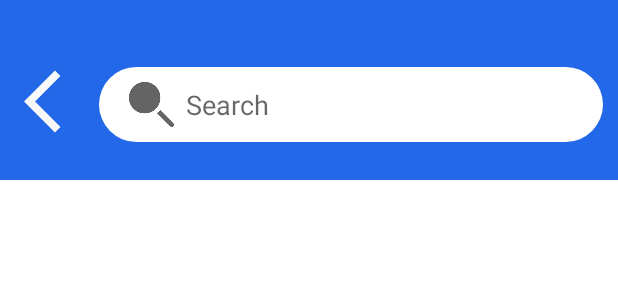
After one commit to bes01/android-final-messenger-app, an Android app: the layout activity_search.xml on its own in the app's theme, with its tools: preview values and no code run, on a phone screen of 412 x 824 dp. The commit adds this screen. Shown: the top 300 px of the screen. Run offline under Robolectric (Android 15) with nearby library versions, the phone set to English and light mode, and no system bars.

Commit message:
user search

```diff
--- a/app/build.gradle
+++ b/app/build.gradle
@@ -50,4 +50,6 @@ dependencies {
     implementation 'com.google.firebase:firebase-auth-ktx'
     implementation 'com.google.firebase:firebase-database-ktx'
     implementation 'com.google.firebase:firebase-storage-ktx'
+
+    implementation 'com.jakewharton.rxbinding:rxbinding:0.4.0'
 }
--- a/app/src/main/AndroidManifest.xml
+++ b/app/src/main/AndroidManifest.xml
@@ -9,7 +9,10 @@
         android:roundIcon="@mipmap/chat_image_foreground"
         android:supportsRtl="true"
         android:theme="@style/Theme.MessengerApp">
-        <activity android:name=".view.MessageListActivity"></activity>
+        <activity
+            android:name=".view.SearchActivity"
+            android:exported="true" />
+        <activity android:name=".view.MessageListActivity" />
         <activity android:name=".view.AuthorizationActivity">
             <intent-filter>
                 <action android:name="android.intent.action.MAIN" />
--- a/app/src/main/java/ge/bkapa/tkats/messengerapp/adapter/MessageListAdapter.kt
+++ b/app/src/main/java/ge/bkapa/tkats/messengerapp/adapter/MessageListAdapter.kt
@@ -8,10 +8,6 @@ import android.widget.TextView
 import androidx.recyclerview.widget.RecyclerView
 import ge.bkapa.tkats.messengerapp.R
 import ge.bkapa.tkats.messengerapp.storage.model.ListMessageRepresentation
-import ge.bkapa.tkats.messengerapp.storage.model.Message
-import java.text.SimpleDateFormat
-import java.time.LocalDate
-import java.util.*
 
 class MessageListAdapter (var list: MutableList<ListMessageRepresentation>): RecyclerView.Adapter<MessageViewHolder>(){
 
--- a/app/src/main/java/ge/bkapa/tkats/messengerapp/storage/model/User.kt
+++ b/app/src/main/java/ge/bkapa/tkats/messengerapp/storage/model/User.kt
@@ -4,3 +4,5 @@ import com.google.firebase.database.IgnoreExtraProperties
 
 @IgnoreExtraProperties
 data class User(var username: String? = null, var nickname: String? = null, var whatIdo: String? = null)
+
+data class UserWithId(var uid: String, var user: User)
--- a/app/src/main/java/ge/bkapa/tkats/messengerapp/view/AuthorizationActivity.kt
+++ b/app/src/main/java/ge/bkapa/tkats/messengerapp/view/AuthorizationActivity.kt
@@ -26,7 +26,6 @@ class AuthorizationActivity : AppCompatActivity() {
         super.onCreate(savedInstanceState)
         setContentView(R.layout.activity_authorization)
         if (authorizationService.isAuthorized()) {
-            Log.i("my_mes", "Authorized")
             openHomePage(authorizationService.getCurrentUserId())
         }
         initComponents()
--- /dev/null
+++ b/app/src/main/res/drawable/ic_baseline_arrow_back_ios_24.xml
@@ -0,0 +1,5 @@
+<vector android:height="24dp" android:tint="#F8F8F8"
+    android:viewportHeight="24" android:viewportWidth="24"
+    android:width="24dp" xmlns:android="http://schemas.android.com/apk/res/android">
+    <path android:fillColor="@android:color/white" android:pathData="M11.67,3.87L9.9,2.1 0,12l9.9,9.9 1.77,-1.77L3.54,12z"/>
+</vector>
--- a/app/src/main/res/layout/activity_message_list.xml
+++ b/app/src/main/res/layout/activity_message_list.xml
@@ -142,7 +142,7 @@
 
     </com.google.android.material.bottomappbar.BottomAppBar>
     <com.google.android.material.floatingactionbutton.FloatingActionButton
-        android:id="@+id/categories"
+        android:id="@+id/open_search_button"
         android:backgroundTint="@color/purple_500"
         android:layout_width="wrap_content"
         android:layout_height="wrap_content"
--- /dev/null
+++ b/app/src/main/res/layout/activity_search.xml
@@ -0,0 +1,118 @@
+<?xml version="1.0" encoding="utf-8"?>
+<androidx.constraintlayout.widget.ConstraintLayout xmlns:android="http://schemas.android.com/apk/res/android"
+    xmlns:app="http://schemas.android.com/apk/res-auto"
+    xmlns:tools="http://schemas.android.com/tools"
+    android:layout_width="match_parent"
+    android:layout_height="match_parent"
+    tools:context=".view.SearchActivity">
+
+
+    <LinearLayout
+        android:id="@+id/search_container"
+        android:layout_width="match_parent"
+        android:layout_height="wrap_content"
+        android:background="@color/primary_button_color"
+        android:orientation="horizontal"
+        android:paddingTop="30dp"
+        android:paddingBottom="10dp"
+        app:layout_constraintStart_toStartOf="parent"
+        app:layout_constraintTop_toTopOf="parent">
+
+        <androidx.appcompat.widget.Toolbar
+            android:id="@+id/toolbar"
+            android:layout_width="match_parent"
+            android:layout_height="60dp"
+            android:layout_gravity="bottom"
+            android:layout_marginTop="10dp"
+            android:layout_marginBottom="10dp"
+            android:fitsSystemWindows="true"
+            app:expanded="true"
+            app:layout_collapseMode="pin"
+            app:layout_constraintBottom_toBottomOf="parent">
+
+
+            <ImageView
+                android:id="@+id/back_button"
+                android:layout_width="50dp"
+                android:layout_height="50dp"
+                android:layout_gravity="bottom"
+                android:layout_marginBottom="10dp"
+                android:src="@drawable/ic_baseline_arrow_back_ios_24" />
+
+            <LinearLayout
+                android:layout_width="match_parent"
+                android:layout_height="50dp"
+                android:layout_marginStart="10dp"
+                android:layout_marginEnd="10dp"
+                android:background="@drawable/search_background"
+                android:fitsSystemWindows="true"
+                android:gravity="center_vertical"
+                android:orientation="horizontal"
+                app:layout_collapseMode="pin">
+
+                <ImageView
+                    android:id="@+id/zoom_tool_img"
+                    android:layout_width="@dimen/tool_image"
+                    android:layout_height="@dimen/tool_image"
+                    android:layout_marginLeft="20dp"
+                    android:src="@mipmap/search_image_foreground"
+                    app:layout_constraintBottom_toBottomOf="parent"
+                    app:layout_constraintStart_toStartOf="parent"
+                    app:layout_constraintTop_toTopOf="parent"
+                    app:tint="@color/browser_actions_title_color" />
+
+                <EditText
+                    android:id="@+id/user_search_edit_text"
+                    android:layout_width="0dp"
+                    android:layout_height="wrap_content"
+                    android:layout_weight="1"
+                    android:background="@android:color/transparent"
+                    android:gravity="center_vertical"
+                    android:hint="Search"
+                    android:padding="8dp"
+                    app:layout_constraintBottom_toBottomOf="parent"
+                    app:layout_constraintEnd_toEndOf="parent"
+                    app:layout_constraintStart_toEndOf="@+id/imageView2"
+                    app:layout_constraintTop_toTopOf="parent" />
+
+            </LinearLayout>
+        </androidx.appcompat.widget.Toolbar>
+    </LinearLayout>
+
+    <TextView
+        android:id="@+id/error_message"
+        android:layout_width="wrap_content"
+        android:layout_height="wrap_content"
+        android:layout_marginTop="20dp"
+        android:text="No match found"
+        android:textStyle="bold"
+        android:textColor="@color/black"
+        android:textSize="16dp"
+        android:visibility="gone"
+        app:layout_constraintEnd_toEndOf="parent"
+        app:layout_constraintStart_toStartOf="parent"
+        app:layout_constraintTop_toBottomOf="@+id/search_container" />
+
+    <androidx.recyclerview.widget.RecyclerView
+        android:id="@+id/search_recycle_view"
+        android:layout_width="match_parent"
+        android:layout_height="wrap_content"
+        android:layout_marginTop="10dp"
+        android:paddingBottom="120dp"
+        app:layout_constraintEnd_toEndOf="parent"
+        app:layout_constraintStart_toStartOf="parent"
+        app:layout_constraintTop_toBottomOf="@+id/search_container" />
+
+    <ProgressBar
+        android:id="@+id/user_loading"
+        style="?android:attr/progressBarStyle"
+        android:layout_width="wrap_content"
+        android:layout_height="wrap_content"
+        android:indeterminateTint="@color/primary_button_color"
+        android:visibility="gone"
+        app:layout_constraintEnd_toEndOf="parent"
+        app:layout_constraintStart_toStartOf="parent"
+        app:layout_constraintTop_toBottomOf="@+id/search_recycle_view" />
+
+
+</androidx.constraintlayout.widget.ConstraintLayout>
--- a/build.gradle
+++ b/build.gradle
@@ -7,7 +7,7 @@ buildscript {
     }
     dependencies {
         classpath 'com.android.tools.build:gradle:7.0.0'
-        classpath "org.jetbrains.kotlin:kotlin-gradle-plugin:$kotlin_version"
+        classpath "org.jetbrains.kotlin:kotlin-gradle-plugin:1.5.21"
         classpath 'com.google.gms:google-services:4.3.8'
         // NOTE: Do not place your application dependencies here; they belong
         // in the individual module build.gradle files
```
Also changed, not shown: app/src/main/java/ge/bkapa/tkats/messengerapp/adapter/SearchListAdapter.kt (added, +50 -0 lines), app/src/main/java/ge/bkapa/tkats/messengerapp/presenter/SearchPresenter.kt (added, +48 -0 lines), app/src/main/java/ge/bkapa/tkats/messengerapp/storage/Interactor.kt (+54 -9 lines), app/src/main/java/ge/bkapa/tkats/messengerapp/storage/SearchInteractor.kt (added, +23 -0 lines), app/src/main/java/ge/bkapa/tkats/messengerapp/view/MessageListActivity.kt (+15 -4 lines), app/src/main/java/ge/bkapa/tkats/messengerapp/view/SearchActivity.kt (added, +108 -0 lines), app/src/main/res/layout/search_list_item.xml (added, +37 -0 lines).
